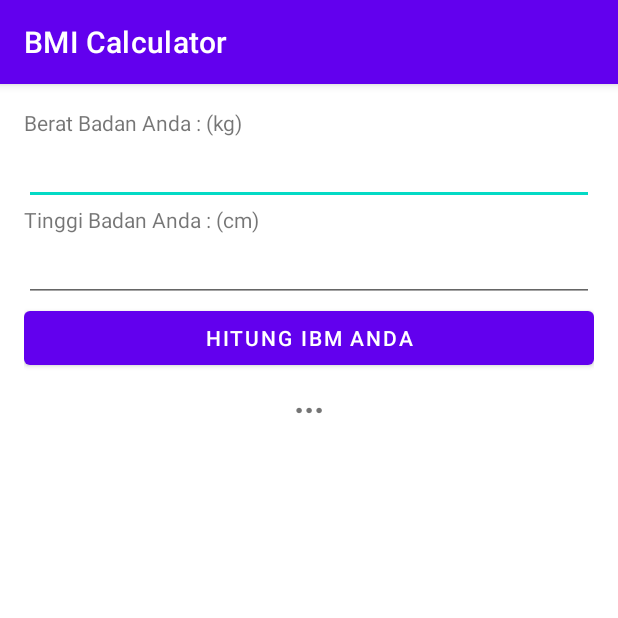
After one commit to ivansukma/Tugas-PAM-Intent, an Android app: the CalculatorActivity screen opened directly, with no data from a screen before it, on a phone screen of 412 x 824 dp, the top half of it. The commit adds this screen. Run offline under Robolectric (Android 15) with nearby library versions, the phone set to English and light mode, and no system bars.

Commit message:
add calculator activity

```diff
--- a/bmicalculator/app/src/main/AndroidManifest.xml
+++ b/bmicalculator/app/src/main/AndroidManifest.xml
@@ -9,6 +9,7 @@
         android:roundIcon="@mipmap/ic_launcher_round"
         android:supportsRtl="true"
         android:theme="@style/Theme.BMICalculator">
+        <activity android:name=".CalculatorActivity"></activity>
         <activity android:name=".MainActivity">
             <intent-filter>
                 <action android:name="android.intent.action.MAIN" />
--- /dev/null
+++ b/bmicalculator/app/src/main/java/com/ftiuksw/bmicalculator/CalculatorActivity.java
@@ -0,0 +1,41 @@
+package com.ftiuksw.bmicalculator;
+
+import androidx.appcompat.app.AppCompatActivity;
+
+import android.os.Bundle;
+import android.view.View;
+import android.widget.Button;
+import android.widget.EditText;
+import android.widget.TextView;
+
+public class CalculatorActivity extends AppCompatActivity implements View.OnClickListener {
+
+    private EditText edtBerat;
+    private EditText edtTinggi;
+    private Button btnHitung;
+    private TextView tvHasil;
+
+    @Override
+    protected void onCreate(Bundle savedInstanceState) {
+        super.onCreate(savedInstanceState);
+        setContentView(R.layout.activity_calculator);
+
+        edtBerat = findViewById(R.id.edt_berat);
+        edtTinggi = findViewById(R.id.edt_tinggi);
+        btnHitung = findViewById(R.id.btn_hitung);
+        tvHasil = findViewById(R.id.tv_hasil);
+
+        btnHitung.setOnClickListener(this);
+    }
+
+    @Override
+    public void onClick(View v) {
+        if (v.getId() == R.id.btn_hitung) {
+            String inputBerat = edtBerat.getText().toString().trim();
+            String inputTinggi = edtTinggi.getText().toString().trim();
+
+            double imb = Double.valueOf(inputBerat) / (Double.valueOf(inputTinggi) * Double.valueOf(inputTinggi) / 10000);
+            tvHasil.setText(String.valueOf(imb));
+        }
+    }
+}
--- /dev/null
+++ b/bmicalculator/app/src/main/res/layout/activity_calculator.xml
@@ -0,0 +1,50 @@
+<?xml version="1.0" encoding="utf-8"?>
+<LinearLayout xmlns:android="http://schemas.android.com/apk/res/android"
+    xmlns:app="http://schemas.android.com/apk/res-auto"
+    xmlns:tools="http://schemas.android.com/tools"
+    android:layout_width="match_parent"
+    android:layout_height="match_parent"
+    android:padding="16dp"
+    android:orientation="vertical"
+    tools:context=".CalculatorActivity">
+
+    <TextView
+        android:layout_width="match_parent"
+        android:layout_height="wrap_content"
+        android:text="@string/form_berat_badan"/>
+
+    <EditText
+        android:id="@+id/edt_berat"
+        android:layout_width="match_parent"
+        android:layout_height="wrap_content"
+        android:inputType="numberDecimal"
+        android:lines="1"/>
+
+    <TextView
+        android:layout_width="match_parent"
+        android:layout_height="wrap_content"
+        android:text="@string/form_tinggi_badan"/>
+
+    <EditText
+        android:id="@+id/edt_tinggi"
+        android:layout_width="match_parent"
+        android:layout_height="wrap_content"
+        android:inputType="numberDecimal"
+        android:lines="1"/>
+
+    <Button
+        android:id="@+id/btn_hitung"
+        android:layout_width="match_parent"
+        android:layout_height="wrap_content"
+        android:text="@string/form_button_hitung"/>
+
+    <TextView
+        android:id="@+id/tv_hasil"
+        android:layout_width="match_parent"
+        android:layout_height="wrap_content"
+        android:gravity="center"
+        android:text="@string/form_hasil"
+        android:textSize="24sp"
+        android:textStyle="bold"/>
+
+</LinearLayout>
--- a/bmicalculator/app/src/main/res/values/strings.xml
+++ b/bmicalculator/app/src/main/res/values/strings.xml
@@ -1,3 +1,7 @@
 <resources>
     <string name="app_name">BMI Calculator</string>
+    <string name="form_berat_badan">Berat Badan Anda : (kg)</string>
+    <string name="form_tinggi_badan">Tinggi Badan Anda : (cm)</string>
+    <string name="form_button_hitung">Hitung IBM Anda</string>
+    <string name="form_hasil">...</string>
 </resources>
```
